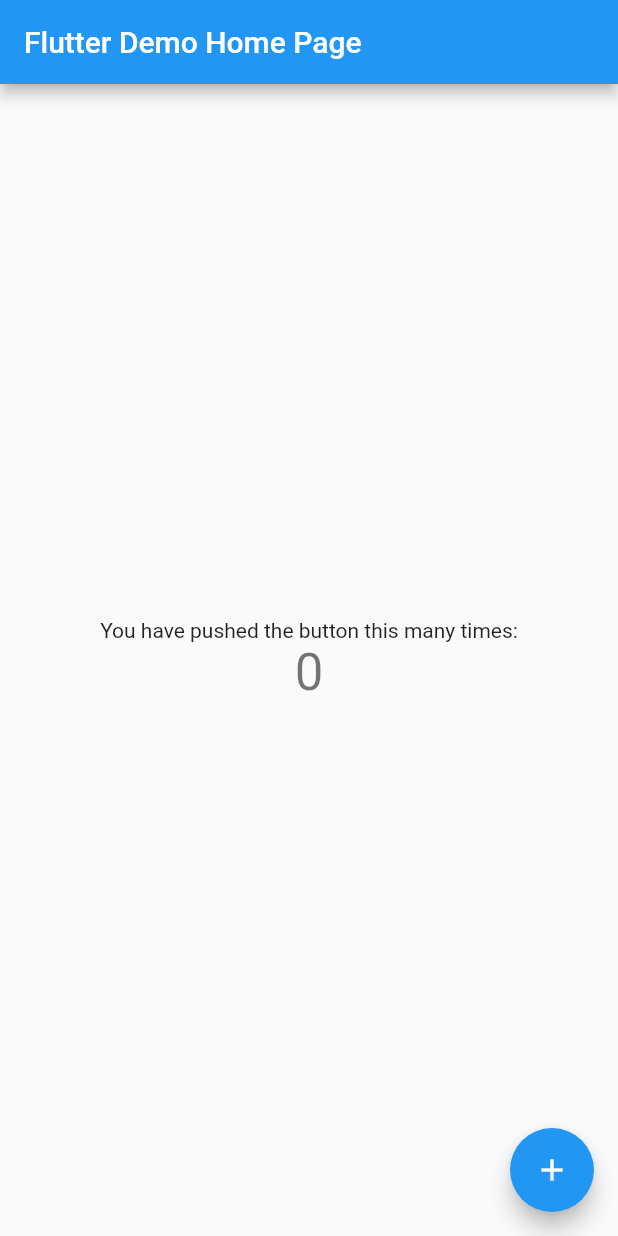
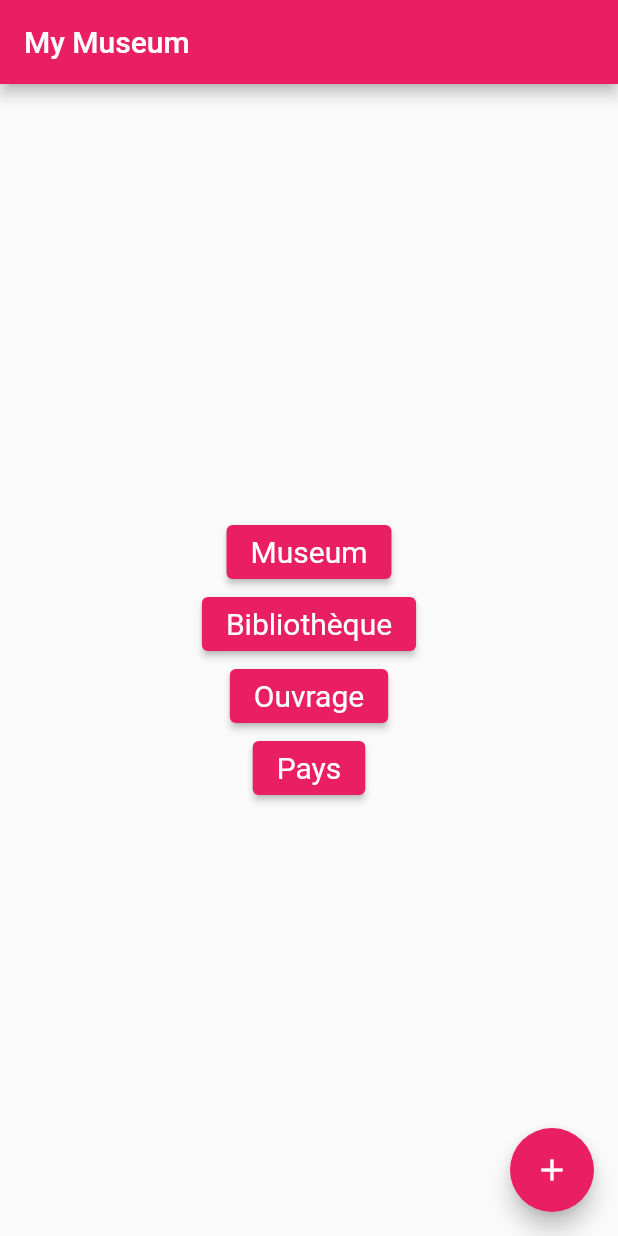
Before and after one commit to david95thinkcode/FlutterMuseum, a Flutter app: the screen it shows after launch, on a phone screen of 412 x 824 dp. Run offline on Flutter 3.47's test engine with Material 2 defaults, Android fonts, the phone set to English and light mode, and no system bars.

Commit message:
[ Update ] Basic navigation added
Signed-off-by: David <david95thinkcode@gmail.com>

```diff
--- a/lib/main.dart
+++ b/lib/main.dart
@@ -1,4 +1,10 @@
 import 'package:flutter/material.dart';
+import 'package:museum/routes/museumhomeroute.dart';
+import 'package:museum/routes/libraryhomeroute.dart';
+import 'package:museum/routes/bookhomeroute.dart';
+import 'package:museum/routes/countryhomeroute.dart';
+import 'package:museum/routes/createvisitroute.dart';
+import 'package:museum/routes/createmuseumroute.dart';
 
 void main() {
   runApp(const MyApp());
@@ -11,35 +17,26 @@ class MyApp extends StatelessWidget {
   @override
   Widget build(BuildContext context) {
     return MaterialApp(
-      title: 'Flutter Demo',
+      title: 'Museum App',
       theme: ThemeData(
-        // This is the theme of your application.
-        //
-        // Try running your application with "flutter run". You'll see the
-        // application has a blue toolbar. Then, without quitting the app, try
-        // changing the primarySwatch below to Colors.green and then invoke
-        // "hot reload" (press "r" in the console where you ran "flutter run",
-        // or simply save your changes to "hot reload" in a Flutter IDE).
-        // Notice that the counter didn't reset back to zero; the application
-        // is not restarted.
-        primarySwatch: Colors.blue,
+        primarySwatch: Colors.pink,
       ),
-      home: const MyHomePage(title: 'Flutter Demo Home Page'),
+      initialRoute: '/',
+      routes: {
+        '/': (context) => const MyHomePage(title: "My Museum"),
+        '/museums': (context) => const MuseumHomeRoute(),
+        '/museums/create': (context) => const CreateMuseumRoute(),
+        '/libraries': (context) => const LibraryHomeRoute(),
+        '/books': (context) => const BookHomeRoute(),
+        '/countries': (context) => const CountryHomeRoute(),
+        '/visits/create': (context) => const CreateVisitRoute(),
+      },
     );
   }
 }
 
 class MyHomePage extends StatefulWidget {
   const MyHomePage({Key? key, required this.title}) : super(key: key);
-
-  // This widget is the home page of your application. It is stateful, meaning
-  // that it has a State object (defined below) that contains fields that affect
-  // how it looks.
-
-  // This class is the configuration for the state. It holds the values (in this
-  // case the title) provided by the parent (in this case the App widget) and
-  // used by the build method of the State. Fields in a Widget subclass are
-  // always marked "final".
 
   final String title;
 
@@ -48,67 +45,85 @@ class MyHomePage extends StatefulWidget {
 }
 
 class _MyHomePageState extends State<MyHomePage> {
-  int _counter = 0;
+  final ButtonStyle _ansbtnStyle =
+  ElevatedButton.styleFrom(
+      textStyle: const TextStyle(fontSize: 20)
+  );
 
-  void _incrementCounter() {
-    setState(() {
-      // This call to setState tells the Flutter framework that something has
-      // changed in this State, which causes it to rerun the build method below
-      // so that the display can reflect the updated values. If we changed
-      // _counter without calling setState(), then the build method would not be
-      // called again, and so nothing would appear to happen.
-      _counter++;
-    });
+  @override
+  void initState() {
+    // TODO:
+  }
+
+  void _onFabPressed() {
+    Navigator.pushNamed(context, "/visits/create");
+  }
+
+  void _onMuseumPressed() {
+    Navigator.pushNamed(context, "/museums");
+  }
+
+  void _onLibraryPressed() {
+    Navigator.pushNamed(context, "/libraries");
+  }
+
+  void _onBooksPressed() {
+    Navigator.pushNamed(context, "/books");
+  }
+
+  void _onCountryPressed() {
+    Navigator.pushNamed(context, "/countries");
   }
 
   @override
   Widget build(BuildContext context) {
-    // This method is rerun every time setState is called, for instance as done
-    // by the _incrementCounter method above.
-    //
-    // The Flutter framework has been optimized to make rerunning build methods
-    // fast, so that you can just rebuild anything that needs updating rather
-    // than having to individually change instances of widgets.
     return Scaffold(
       appBar: AppBar(
-        // Here we take the value from the MyHomePage object that was created by
-        // the App.build method, and use it to set our appbar title.
         title: Text(widget.title),
       ),
       body: Center(
-        // Center is a layout widget. It takes a single child and positions it
-        // in the middle of the parent.
         child: Column(
-          // Column is also a layout widget. It takes a list of children and
-          // arranges them vertically. By default, it sizes itself to fit its
-          // children horizontally, and tries to be as tall as its parent.
-          //
-          // Invoke "debug painting" (press "p" in the console, choose the
-          // "Toggle Debug Paint" action from the Flutter Inspector in Android
-          // Studio, or the "Toggle Debug Paint" command in Visual Studio Code)
-          // to see the wireframe for each widget.
-          //
-          // Column has various properties to control how it sizes itself and
-          // how it positions its children. Here we use mainAxisAlignment to
-          // center the children vertically; the main axis here is the vertical
-          // axis because Columns are vertical (the cross axis would be
-          // horizontal).
           mainAxisAlignment: MainAxisAlignment.center,
           children: <Widget>[
-            const Text(
-              'You have pushed the button this many times:',
-            ),
-            Text(
-              '$_counter',
-              style: Theme.of(context).textTheme.headline4,
+            Column(
+              children: [
+                ElevatedButton(
+                    style: _ansbtnStyle,
+                    onPressed: () => {
+                      _onMuseumPressed()
+                    },
+                    child: const Text("Museum")
+                ),
+                ElevatedButton(
+                    style: _ansbtnStyle,
+                    onPressed: () => {
+                      _onLibraryPressed()
+                    },
+                    child: const Text("Bibliothèque")
+                ),
+                ElevatedButton(
+                    style: _ansbtnStyle,
+                    onPressed: () => {
+                      _onBooksPressed()
+                    },
+                    child: const Text("Ouvrage")
+                ),
+                ElevatedButton(
+                    style: _ansbtnStyle,
+                    onPressed: () => {
+                      _onCountryPressed()
+                    },
+                    child: Text("Pays")
+                ),
+              ],
             ),
           ],
         ),
       ),
       floatingActionButton: FloatingActionButton(
-        onPressed: _incrementCounter,
-        tooltip: 'Increment',
-        child: const Icon(Icons.add),
+        onPressed: _onFabPressed,
+        tooltip: 'Nouvelle visite',
+        child: const Icon(Icons.add_sharp),
       ), // This trailing comma makes auto-formatting nicer for build methods.
     );
   }
```
Also changed, not shown: lib/routes/bookhomeroute.dart (added, +21 -0 lines), lib/routes/countryhomeroute.dart (added, +21 -0 lines), lib/routes/createmuseumroute.dart (added, +19 -0 lines), lib/routes/createvisitroute.dart (added, +21 -0 lines), lib/routes/libraryhomeroute.dart (added, +21 -0 lines), lib/routes/museumhomeroute.dart (added, +48 -0 lines), pubspec.yaml (+4 -5 lines), pubspec.lock, 6 other files.
